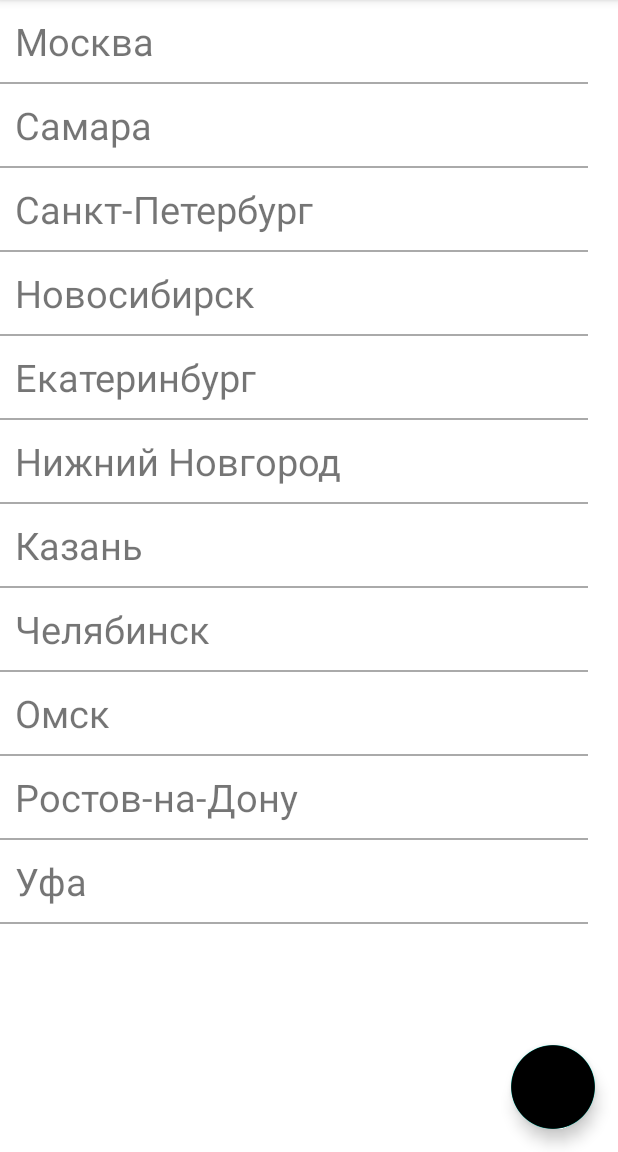
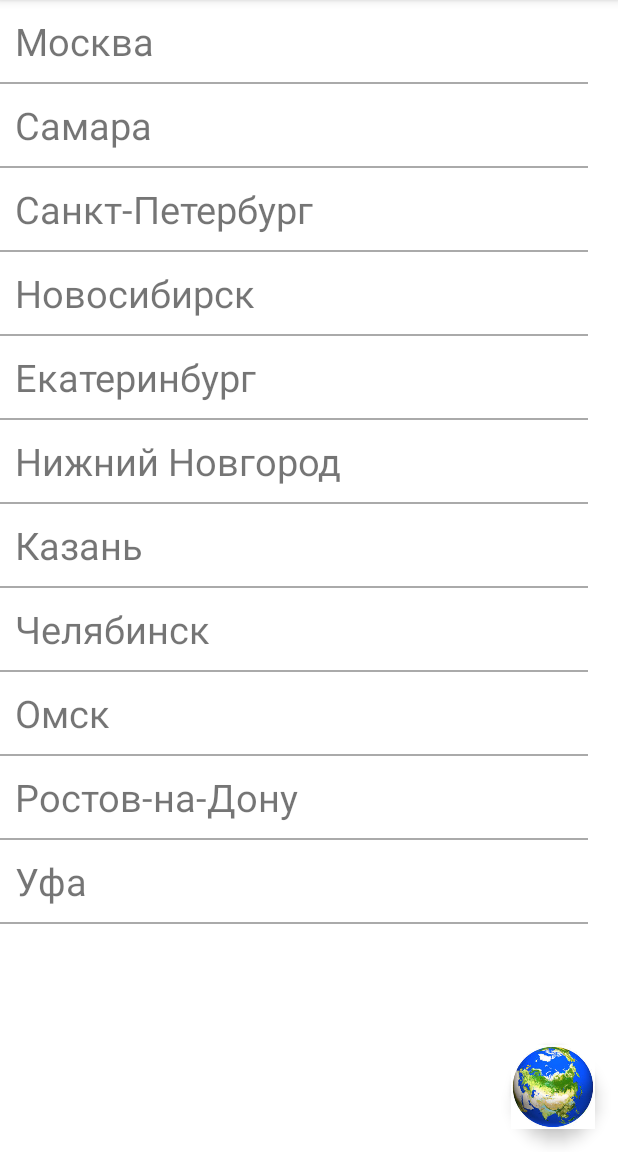
Before and after one commit to Evgeniy16312/MyWeatherApp, an Android app: the screen it shows after launch (MainActivity), on a phone screen of 412 x 824 dp, the part 84-1236 px from its top. Run offline under Robolectric (Android 15) with nearby library versions, the phone set to English and light mode, and no system bars.

Commit message:
homework 5 done floatingactionbutton

```diff
--- a/app/src/main/res/layout/fragment_main.xml
+++ b/app/src/main/res/layout/fragment_main.xml
@@ -21,12 +21,12 @@
         android:layout_height="wrap_content"
         android:layout_margin="@dimen/fab_margin"
         android:contentDescription="@string/todo"
-        android:src="@drawable/russian"
-        app:iconTint="@android:color/transparent"
-        app:iconTintMode="add"
+        android:scaleType="center"
         app:layout_constraintBottom_toBottomOf="parent"
         app:layout_constraintEnd_toEndOf="parent"
-        app:maxImageSize="@dimen/fab_icon_size"
+        app:maxImageSize="56dp"
+        app:srcCompat="@drawable/world"
+        app:tint="@null"
         tools:ignore="SpeakableTextPresentCheck" />
 
     <FrameLayout
```
